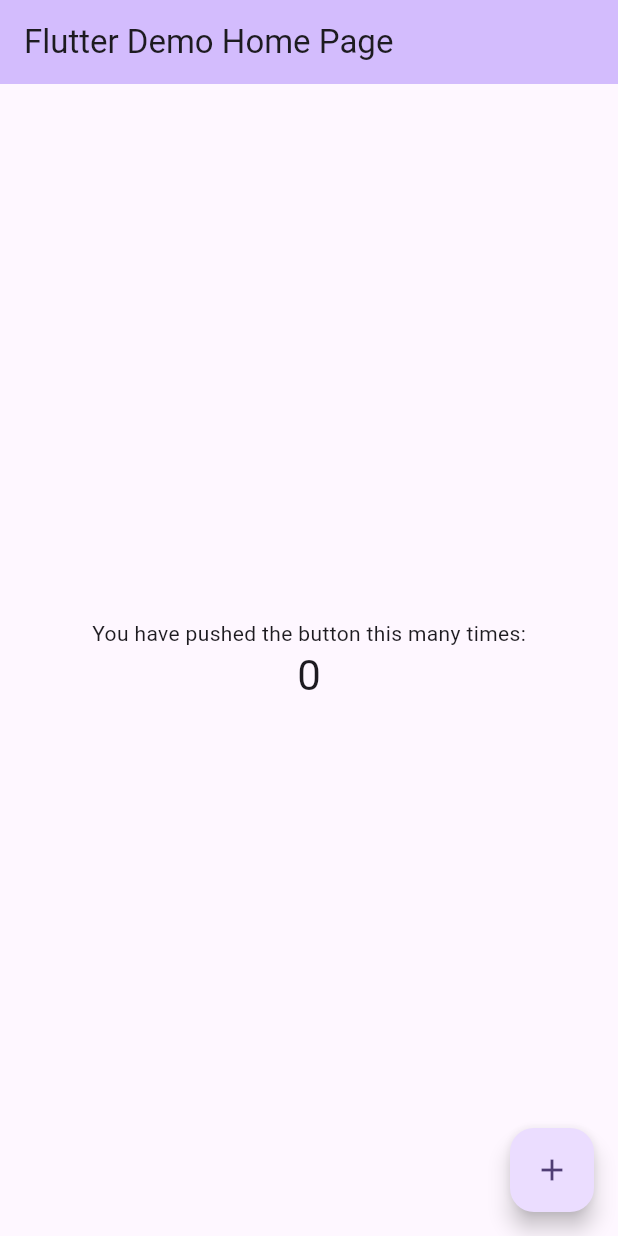
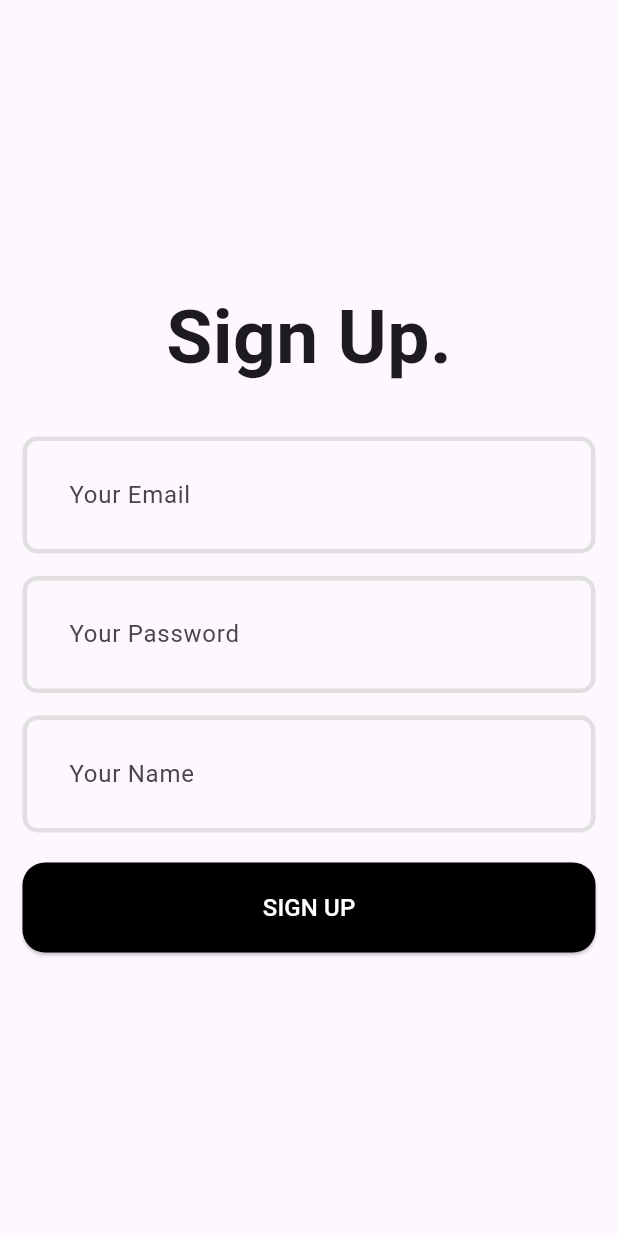
Before and after one commit to Ifwtzzzzzh/orbitflow-task-flutter, a Flutter app: the screen it shows after launch, on a phone screen of 412 x 824 dp. Run offline on Flutter 3.47's test engine with Material 3 defaults, Android fonts, the phone set to English and light mode, and no system bars.

Commit message:
chore: styling signup page ui and form validation

```diff
--- /dev/null
+++ b/lib/features/auth/pages/signup_page.dart
@@ -0,0 +1,69 @@
+import 'package:flutter/material.dart';
+
+class SignupPage extends StatefulWidget {
+  const SignupPage({super.key});
+
+  @override
+  State<SignupPage> createState() => _SignupPageState();
+}
+
+class _SignupPageState extends State<SignupPage> {
+  final emailController = TextEditingController();
+  final passwordController = TextEditingController();
+  final nameController = TextEditingController();
+
+  @override
+  void dispose() {
+    emailController.dispose();
+    passwordController.dispose();
+    nameController.dispose();
+    super.dispose();
+  }
+
+  @override
+  Widget build(BuildContext context) {
+    return Scaffold(
+      body: Padding(
+        padding: const EdgeInsets.all(15),
+        child: Column(
+          mainAxisAlignment: MainAxisAlignment.center,
+          children: [
+            const Text(
+              "Sign Up.",
+              style: TextStyle(
+                fontSize: 50,
+                fontWeight: FontWeight.bold,
+              ),
+            ),
+            const SizedBox(height: 30),
+            TextFormField(
+              controller: emailController,
+              decoration: const InputDecoration(hintText: "Your Email"),
+            ),
+            const SizedBox(height: 15),
+            TextFormField(
+              controller: passwordController,
+              decoration: const InputDecoration(hintText: "Your Password"),
+            ),
+            const SizedBox(height: 15),
+            TextFormField(
+              controller: nameController,
+              decoration: const InputDecoration(hintText: "Your Name"),
+            ),
+            const SizedBox(height: 20),
+            ElevatedButton(
+              onPressed: () {},
+              child: const Text(
+                "SIGN UP",
+                style: TextStyle(
+                  fontSize: 16,
+                  color: Colors.white,
+                ),
+              ),
+            ),
+          ],
+        ),
+      ),
+    );
+  }
+}
--- a/lib/main.dart
+++ b/lib/main.dart
@@ -1,4 +1,5 @@
 import 'package:flutter/material.dart';
+import 'package:orbitflow/features/auth/pages/signup_page.dart';
 
 void main() {
   runApp(const MyApp());
@@ -7,119 +8,39 @@
 class MyApp extends StatelessWidget {
   const MyApp({super.key});
 
-  // This widget is the root of your application.
   @override
   Widget build(BuildContext context) {
     return MaterialApp(
       title: 'Flutter Demo',
+      debugShowCheckedModeBanner: false,
       theme: ThemeData(
-        // This is the theme of your application.
-        //
-        // TRY THIS: Try running your application with "flutter run". You'll see
-        // the application has a purple toolbar. Then, without quitting the app,
-        // try changing the seedColor in the colorScheme below to Colors.green
-        // and then invoke "hot reload" (save your changes or press the "hot
-        // reload" button in a Flutter-supported IDE, or press "r" if you used
-        // the command line to start the app).
-        //
-        // Notice that the counter didn't reset back to zero; the application
-        // state is not lost during the reload. To reset the state, use hot
-        // restart instead.
-        //
-        // This works for code too, not just values: Most code changes can be
-        // tested with just a hot reload.
-        colorScheme: ColorScheme.fromSeed(seedColor: Colors.deepPurple),
+        inputDecorationTheme: InputDecorationTheme(
+          contentPadding: const EdgeInsets.all(27),
+          enabledBorder: OutlineInputBorder(
+            borderSide: BorderSide(
+              color: Colors.grey.shade300,
+              width: 3,
+            ),
+            borderRadius: BorderRadius.circular(10),
+          ),
+          focusedBorder: const OutlineInputBorder(
+            borderSide: BorderSide(
+              width: 3,
+            ),
+          ),
+        ),
+        elevatedButtonTheme: ElevatedButtonThemeData(
+          style: ElevatedButton.styleFrom(
+            backgroundColor: Colors.black,
+            minimumSize: const Size(double.infinity, 60),
+            shape: RoundedRectangleBorder(
+              borderRadius: BorderRadius.circular(15),
+            ),
+          ),
+        ),
         useMaterial3: true,
       ),
-      home: const MyHomePage(title: 'Flutter Demo Home Page'),
+      home: const SignupPage(),
     );
   }
 }
-
-class MyHomePage extends StatefulWidget {
-  const MyHomePage({super.key, required this.title});
-
-  // This widget is the home page of your application. It is stateful, meaning
-  // that it has a State object (defined below) that contains fields that affect
-  // how it looks.
-
-  // This class is the configuration for the state. It holds the values (in this
-  // case the title) provided by the parent (in this case the App widget) and
-  // used by the build method of the State. Fields in a Widget subclass are
-  // always marked "final".
-
-  final String title;
-
-  @override
-  State<MyHomePage> createState() => _MyHomePageState();
-}
-
-class _MyHomePageState extends State<MyHomePage> {
-  int _counter = 0;
-
-  void _incrementCounter() {
-    setState(() {
-      // This call to setState tells the Flutter framework that something has
-      // changed in this State, which causes it to rerun the build method below
-      // so that the display can reflect the updated values. If we changed
-      // _counter without calling setState(), then the build method would not be
-      // called again, and so nothing would appear to happen.
-      _counter++;
-    });
-  }
-
-  @override
-  Widget build(BuildContext context) {
-    // This method is rerun every time setState is called, for instance as done
-    // by the _incrementCounter method above.
-    //
-    // The Flutter framework has been optimized to make rerunning build methods
-    // fast, so that you can just rebuild anything that needs updating rather
-    // than having to individually change instances of widgets.
-    return Scaffold(
-      appBar: AppBar(
-        // TRY THIS: Try changing the color here to a specific color (to
-        // Colors.amber, perhaps?) and trigger a hot reload to see the AppBar
-        // change color while the other colors stay the same.
-        backgroundColor: Theme.of(context).colorScheme.inversePrimary,
-        // Here we take the value from the MyHomePage object that was created by
-        // the App.build method, and use it to set our appbar title.
-        title: Text(widget.title),
-      ),
-      body: Center(
-        // Center is a layout widget. It takes a single child and positions it
-        // in the middle of the parent.
-        child: Column(
-          // Column is also a layout widget. It takes a list of children and
-          // arranges them vertically. By default, it sizes itself to fit its
-          // children horizontally, and tries to be as tall as its parent.
-          //
-          // Column has various properties to control how it sizes itself and
-          // how it positions its children. Here we use mainAxisAlignment to
-          // center the children vertically; the main axis here is the vertical
-          // axis because Columns are vertical (the cross axis would be
-          // horizontal).
-          //
-          // TRY THIS: Invoke "debug painting" (choose the "Toggle Debug Paint"
-          // action in the IDE, or press "p" in the console), to see the
-          // wireframe for each widget.
-          mainAxisAlignment: MainAxisAlignment.center,
-          children: <Widget>[
-            const Text(
-              'You have pushed the button this many times:',
-            ),
-            Text(
-              '$_counter',
-              style: Theme.of(context).textTheme.headlineMedium,
-            ),
-          ],
-        ),
-      ),
-      floatingActionButton: FloatingActionButton(
-        onPressed: _incrementCounter,
-        tooltip: 'Increment',
-        child: const Icon(Icons.add),
-      ), // This trailing comma makes auto-formatting nicer for build methods.
-    );
-  }
-}
```
